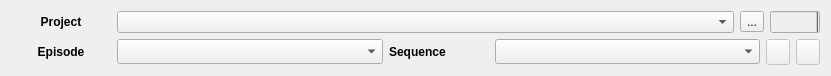
This is module/wildchildanimation/gui/forms/maya/project_nav_widget.ui in dearyangyu/swing as Qt 5 draws it before an edit. The edited form follows.
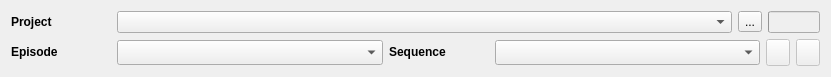
This is the edited form.

Diff of the .ui file:
```diff
--- a/module/wildchildanimation/gui/forms/maya/project_nav_widget.ui
+++ b/module/wildchildanimation/gui/forms/maya/project_nav_widget.ui
@@ -7,7 +7,7 @@
     <x>0</x>
     <y>0</y>
     <width>831</width>
-    <height>76</height>
+    <height>77</height>
    </rect>
   </property>
   <property name="windowTitle">
@@ -38,7 +38,7 @@
             <string>Project</string>
            </property>
            <property name="alignment">
-            <set>Qt::AlignCenter</set>
+            <set>Qt::AlignLeading|Qt::AlignLeft|Qt::AlignVCenter</set>
            </property>
           </widget>
          </item>
@@ -75,7 +75,7 @@
            </property>
            <property name="maximumSize">
             <size>
-             <width>50</width>
+             <width>52</width>
              <height>16777215</height>
             </size>
            </property>
@@ -89,7 +89,7 @@
             <bool>false</bool>
            </property>
            <property name="invertedAppearance">
-            <bool>true</bool>
+            <bool>false</bool>
            </property>
           </widget>
          </item>
@@ -127,7 +127,7 @@
             <string>Episode</string>
            </property>
            <property name="alignment">
-            <set>Qt::AlignCenter</set>
+            <set>Qt::AlignLeading|Qt::AlignLeft|Qt::AlignVCenter</set>
            </property>
           </widget>
          </item>
```
